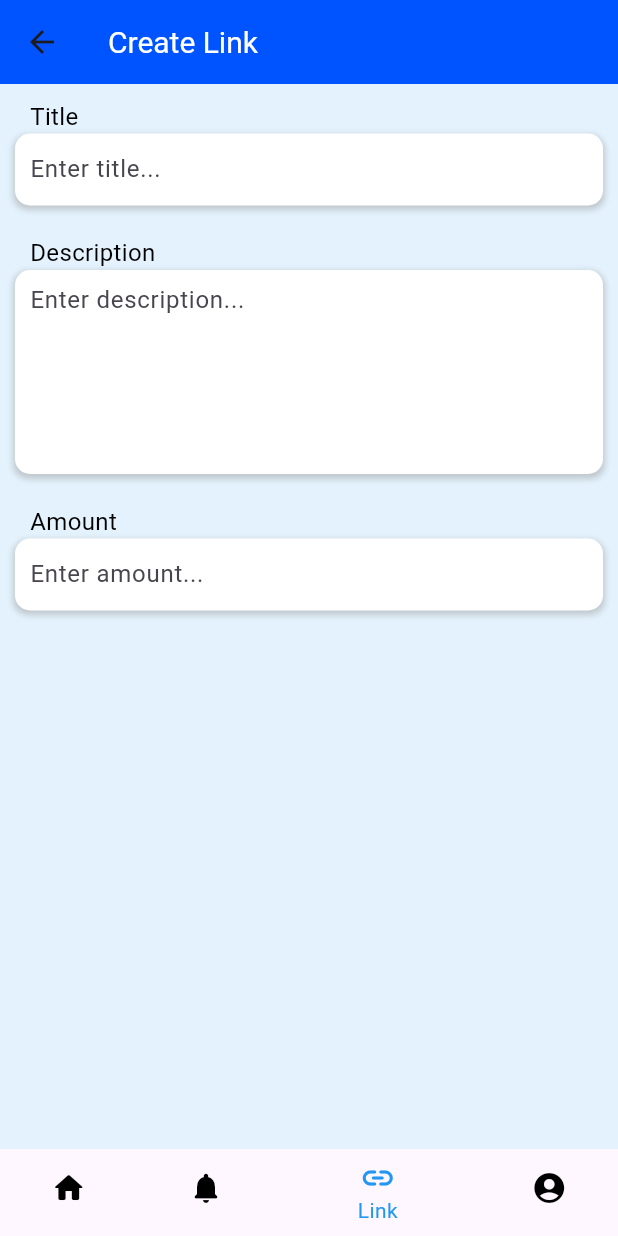
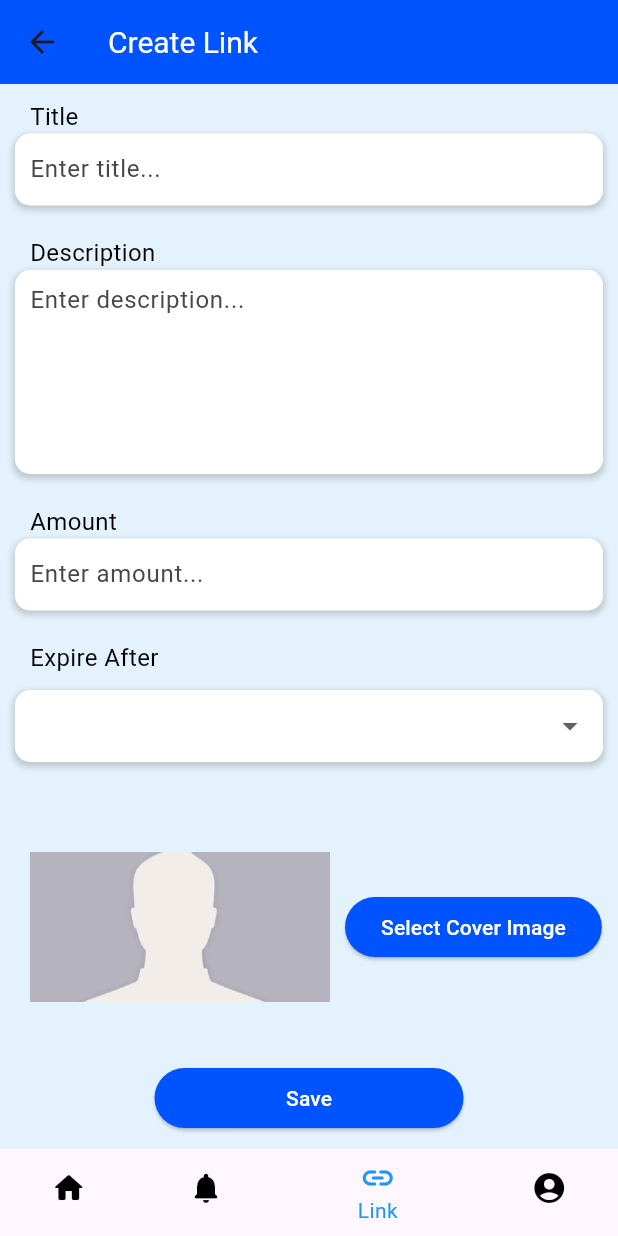
Before and after one commit to bhathiknk/linkcash_app, a Flutter app: the CreateLinkPage screen opened directly, on a phone screen of 412 x 824 dp. Run offline on Flutter 3.47's test engine with Material 3 defaults, Android fonts, the phone set to English and light mode, and no system bars; our stand-ins replace table_calendar.

Commit message:
create link page UI completed

```diff
--- a/lib/MainScreens/Create_Link_Screen.dart
+++ b/lib/MainScreens/Create_Link_Screen.dart
@@ -1,8 +1,15 @@
 import 'package:flutter/material.dart';
 import '../WidgetsCom/bottom_navigation_bar.dart';
 
-class CreateLinkPage extends StatelessWidget {
-  const CreateLinkPage({Key? key});
+class CreateLinkPage extends StatefulWidget {
+  const CreateLinkPage({Key? key}) : super(key: key);
+
+  @override
+  _CreateLinkPageState createState() => _CreateLinkPageState();
+}
+
+class _CreateLinkPageState extends State<CreateLinkPage> {
+  String? selectedOption;
 
   @override
   Widget build(BuildContext context) {
@@ -131,6 +138,137 @@ class CreateLinkPage extends StatelessWidget {
                 ],
               ),
             ),
+            SizedBox(height: 20),
+
+            // Expire After Dropdown
+            Padding(
+              padding: const EdgeInsets.symmetric(horizontal: 10.0),
+              child: Text(
+                "Expire After",
+                style: TextStyle(fontSize: 16, color: Colors.black), // Text Style
+              ),
+            ),
+            SizedBox(height: 10),
+            // Dropdown Button
+            Container(
+              padding: const EdgeInsets.symmetric(horizontal: 10.0),
+              decoration: BoxDecoration(
+                color: Colors.white,
+                borderRadius: BorderRadius.circular(10.0),
+                boxShadow: [
+                  BoxShadow(
+                    color: Colors.grey.withOpacity(0.5),
+                    spreadRadius: 1,
+                    blurRadius: 3,
+                    offset: const Offset(0, 2),
+                  ),
+                ],
+              ),
+              child: Column(
+                crossAxisAlignment: CrossAxisAlignment.start,
+                children: [
+                  DropdownButtonFormField<String>(
+                    value: selectedOption,
+                    decoration: const InputDecoration(
+                      border: InputBorder.none,
+                      contentPadding: EdgeInsets.symmetric(horizontal: 10.0, vertical: 8.0),
+                    ),
+                    items: <String>[
+                      'One Hour',
+                      'One Day',
+                      'One Week',
+                      'Unlimited',
+                      'One Time Only'
+                    ].map((String value) {
+                      return DropdownMenuItem<String>(
+                        value: value,
+                        child: Text(value),
+                      );
+                    }).toList(),
+                    onChanged: (newValue) {
+                      setState(() {
+                        selectedOption = newValue;
+                        if (newValue == 'One Time Only') {
+                          showDialog(
+                            context: context,
+                            builder: (BuildContext context) {
+                              return AlertDialog(
+                                title: Text('Remember'),
+                                content: Text(
+                                  'If one time selected, link will expire immediately after the payment',
+                                  style: TextStyle(color: Colors.red,fontSize: 18), // Set text color to red
+                                ),
+                                actions: [
+                                  TextButton(
+                                    onPressed: () {
+                                      Navigator.of(context).pop();
+                                    },
+                                    child: Text('OK'),
+                                  ),
+                                ],
+                              );
+                            },
+                          );
+                        }
+                      });
+                    },
+                  ),
+                ],
+              ),
+            ),
+
+            SizedBox(height: 60),
+
+            // Image Input
+            Row(
+              mainAxisSize: MainAxisSize.min, // Lock the row size
+              mainAxisAlignment: MainAxisAlignment.spaceBetween,
+              children: [
+                Container(
+                  padding: const EdgeInsets.symmetric(horizontal: 10.0),
+                  child: Image.asset(
+                    'lib/images/coverimage.jpg', // Default image path
+                    width: 200,
+                    height: 100,
+                    fit: BoxFit.cover,
+                  ),
+                ),
+                ElevatedButton(
+                  onPressed: () {
+                    // Add onPressed logic for the button
+                  },
+                  child: Text(
+                    'Select Cover Image',
+                    style: TextStyle(color: Colors.white), // Text color
+                  ),
+                  style: ElevatedButton.styleFrom(
+                    backgroundColor: Color(0xFF0054FF), // Background color
+                  ),
+                ),
+              ],
+            ),
+
+            // Save Button
+            Expanded(
+              child: Align(
+                alignment: Alignment.bottomCenter,
+                child: SizedBox(
+                  width: MediaQuery.of(context).size.width * 0.5, // Adjust width
+                  child: ElevatedButton(
+                    onPressed: () {
+                      // Add onPressed logic for the save button
+                    },
+                    child: Text(
+                      'Save',
+                      style: TextStyle(color: Colors.white),
+                    ),
+                    style: ElevatedButton.styleFrom(
+                      backgroundColor: Color(0xFF0054FF),
+                    ),
+                  ),
+                ),
+              ),
+            ),
           ],
         ),
       ),
```
Also changed, not shown: lib/images/coverimage.jpg (added).
